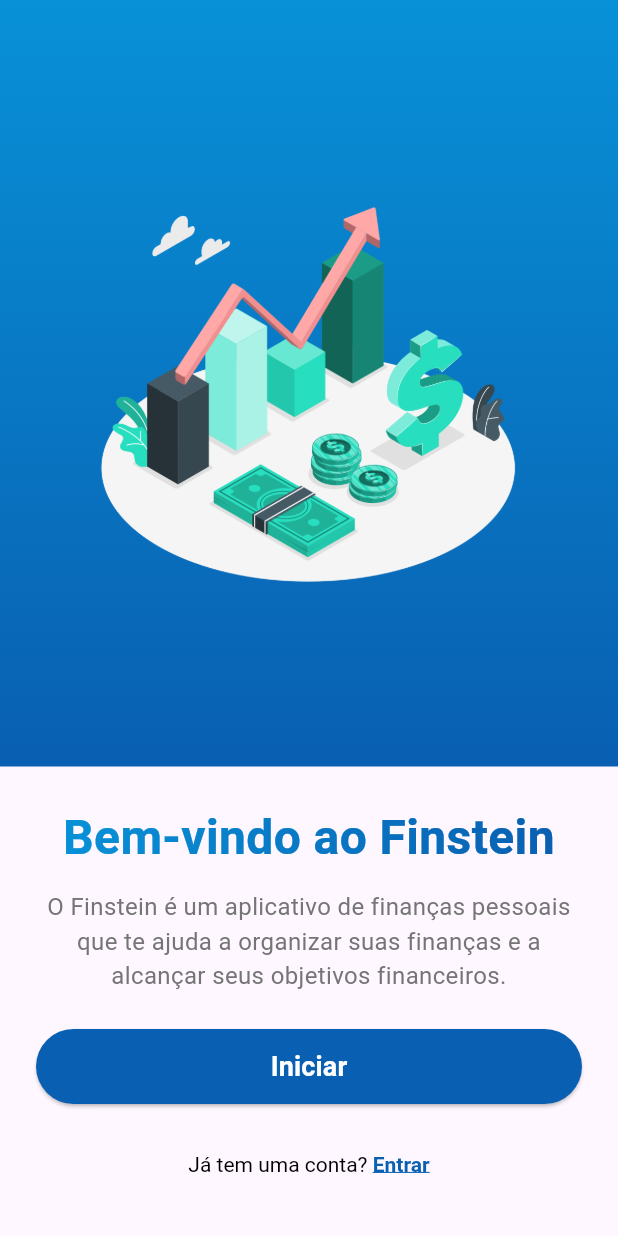
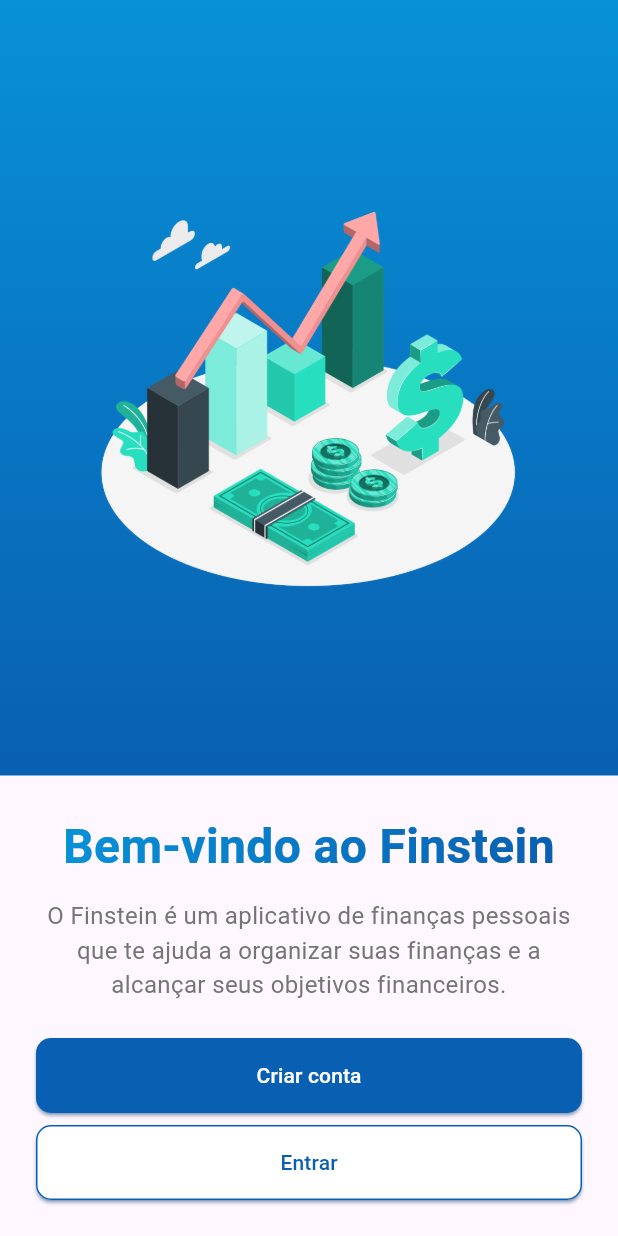
Before and after one commit to EmanuelBacalhau/flutter_finance, a Flutter app: the screen it shows after launch, on a phone screen of 412 x 824 dp. Run offline on Flutter 3.47's test engine with Material 3 defaults, Android fonts, the phone set to English and light mode, and no system bars; our stand-ins replace animate_do.

```diff
--- a/lib/features/welcome/page.dart
+++ b/lib/features/welcome/page.dart
@@ -3,6 +3,7 @@ import 'package:flutter_finance/constants/app_color.dart';
 import 'package:flutter_finance/constants/app_image.dart';
 import 'package:flutter_finance/features/sign-in/page.dart';
 import 'package:flutter_finance/features/sign-up/page.dart';
+import 'package:flutter_finance/widgtes/basic_button.dart';
 
 class WelcomePage extends StatelessWidget {
   const WelcomePage({super.key});
@@ -80,48 +81,15 @@ class WelcomePage extends StatelessWidget {
                   textAlign: TextAlign.center,
                 ),
                 const SizedBox(height: 24),
-                ElevatedButton(
+                BasicButton(
+                  title: 'Criar conta',
                   onPressed: _navigateToSignUpPage,
-                  style: ElevatedButton.styleFrom(
-                    minimumSize: Size(screenWidth * 0.9, 50),
-                    backgroundColor: const Color(AppColor.darkBlue),
-                    shape: RoundedRectangleBorder(
-                      borderRadius: BorderRadius.circular(25),
-                    ),
-                  ),
-                  child: const Text(
-                    'Iniciar',
-                    style: TextStyle(
-                      fontSize: 18,
-                      fontWeight: FontWeight.bold,
-                      color: Colors.white,
-                    ),
-                  ),
                 ),
-                const SizedBox(height: 16),
-                TextButton(
-                  style: TextButton.styleFrom(
-                    padding: EdgeInsets.zero,
-                  ),
-                  onPressed: _navigateToSignInPage,
-                  child: RichText(
-                    text: const TextSpan(
-                      children: [
-                        TextSpan(
-                          text: 'Já tem uma conta? ',
-                          style: TextStyle(color: Colors.black),
-                        ),
-                        TextSpan(
-                          text: 'Entrar',
-                          style: TextStyle(
-                            color: Color(AppColor.darkBlue),
-                            fontWeight: FontWeight.bold,
-                            decoration: TextDecoration.underline,
-                          ),
-                        ),
-                      ],
-                    ),
-                  ),
+                const SizedBox(height: 8),
+                BasicButton(
+                  title: 'Entrar',
+                  onPressed: _navigateToSignUpPage,
+                  isOutlined: true,
                 ),
               ],
             ),
--- /dev/null
+++ b/lib/widgtes/basic_button.dart
@@ -0,0 +1,42 @@
+import 'package:flutter/material.dart';
+import 'package:flutter_finance/constants/app_color.dart';
+
+class BasicButton extends StatelessWidget {
+  final String title;
+  final VoidCallback onPressed;
+  final isOutlined;
+
+  const BasicButton({
+    super.key,
+    required this.title,
+    required this.onPressed,
+    this.isOutlined = false,
+  });
+
+  @override
+  Widget build(BuildContext context) {
+    return ElevatedButton(
+      onPressed: onPressed,
+      style: ElevatedButton.styleFrom(
+        minimumSize: const Size(double.infinity, 50),
+        backgroundColor:
+            isOutlined ? Colors.white : const Color(AppColor.darkBlue),
+        shape: RoundedRectangleBorder(
+          borderRadius: BorderRadius.circular(10),
+          side: isOutlined
+              ? const BorderSide(
+                  color: Color(AppColor.darkBlue),
+                )
+              : BorderSide.none,
+        ),
+        shadowColor: const Color(AppColor.darkBlue),
+      ),
+      child: Text(
+        title,
+        style: TextStyle(
+          color: isOutlined ? const Color(AppColor.darkBlue) : Colors.white,
+        ),
+      ),
+    );
+  }
+}
```
